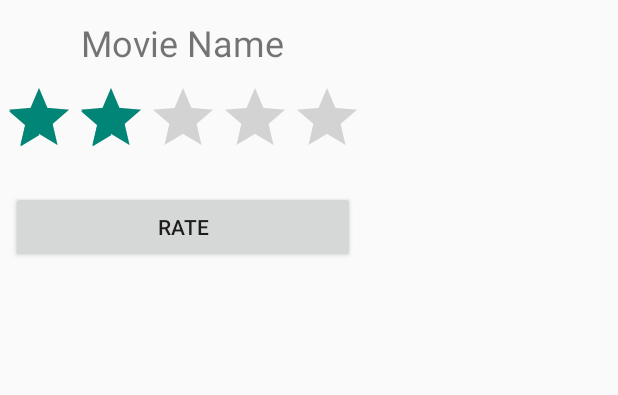
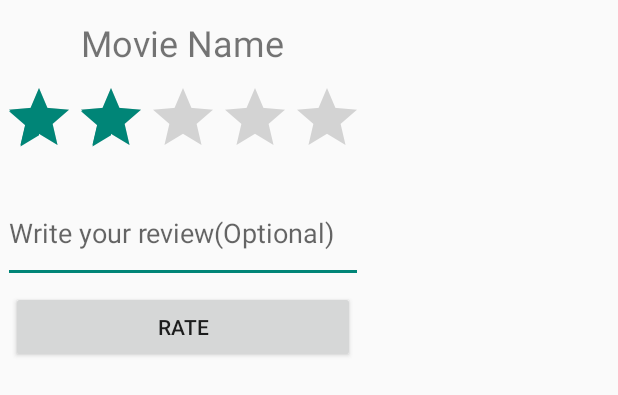
Before and after one commit to aneeraj/movies-at, an Android app: the layout ratingdialog.xml on its own in the app's theme, with its tools: preview values and no code run, on a phone screen of 412 x 824 dp. Shown: the top 395 px of the screen. Run offline under Robolectric (Android 15) with nearby library versions, the phone set to English and light mode, and no system bars.

Commit message:
Commit - 17:51 28/01

```diff
--- a/app/src/main/res/layout/ratingdialog.xml
+++ b/app/src/main/res/layout/ratingdialog.xml
@@ -3,7 +3,8 @@
     android:layout_width="wrap_content"
     android:layout_height="wrap_content"
     android:orientation="vertical"
-    android:padding="2dip">
+    android:padding="2dip"
+    android:weightSum="1">
 
     <TextView android:text="Movie Name" android:id="@+id/rank_dialog_text1"
         android:textSize="24dp" android:layout_marginTop="10dp"
@@ -16,7 +17,16 @@
         android:clickable="true"
         android:id="@+id/dialog_ratingbar" android:layout_gravity="center"
         android:numStars="5" android:stepSize="0.5" android:rating="2"
-        android:isIndicator="false"/>
+        android:isIndicator="false"
+        style="@style/Widget.AppCompat.RatingBar" />
+
+    <EditText
+        android:layout_width="match_parent"
+        android:layout_height="match_parent"
+        android:inputType="textMultiLine"
+        android:ems="10"
+        android:id="@+id/editText2"
+        android:hint="Write your review(Optional)" />
 
     <Button android:id="@+id/rank_dialog_button"
         android:layout_height="wrap_content"
```
Also changed, not shown: app/src/main/java/com/netbigs/apps/moviesat/MainActivity.java (+29 -9 lines), app/src/main/res/menu/mainmenu.xml (added, +7 -0 lines), app/src/main/res/drawable-hdpi/ic_my_location_white_24dp.png (added), app/src/main/res/drawable-mdpi/ic_my_location_white_24dp.png (added), app/src/main/res/drawable-xhdpi/ic_my_location_white_24dp.png (added), app/src/main/res/drawable-xxhdpi/ic_my_location_white_24dp.png (added), app/src/main/res/drawable-xxxhdpi/ic_my_location_white_24dp.png (added), app/src/main/res/drawable/drawable-hdpi/ic_my_location_white_24dp.png (added), app/src/main/res/drawable/drawable-mdpi/ic_my_location_white_24dp.png (added), app/src/main/res/drawable/drawable-xhdpi/ic_my_location_white_24dp.png (added), app/src/main/res/drawable/drawable-xxhdpi/ic_my_location_white_24dp.png (added), app/src/main/res/drawable/drawable-xxxhdpi/ic_my_location_white_24dp.png (added).
